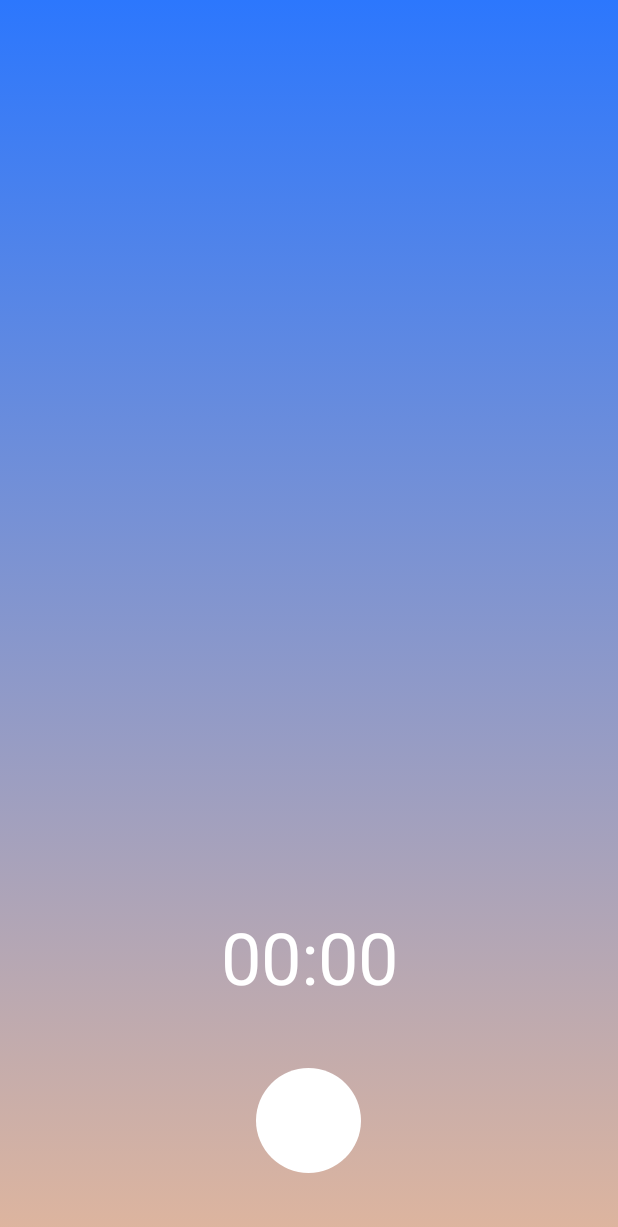
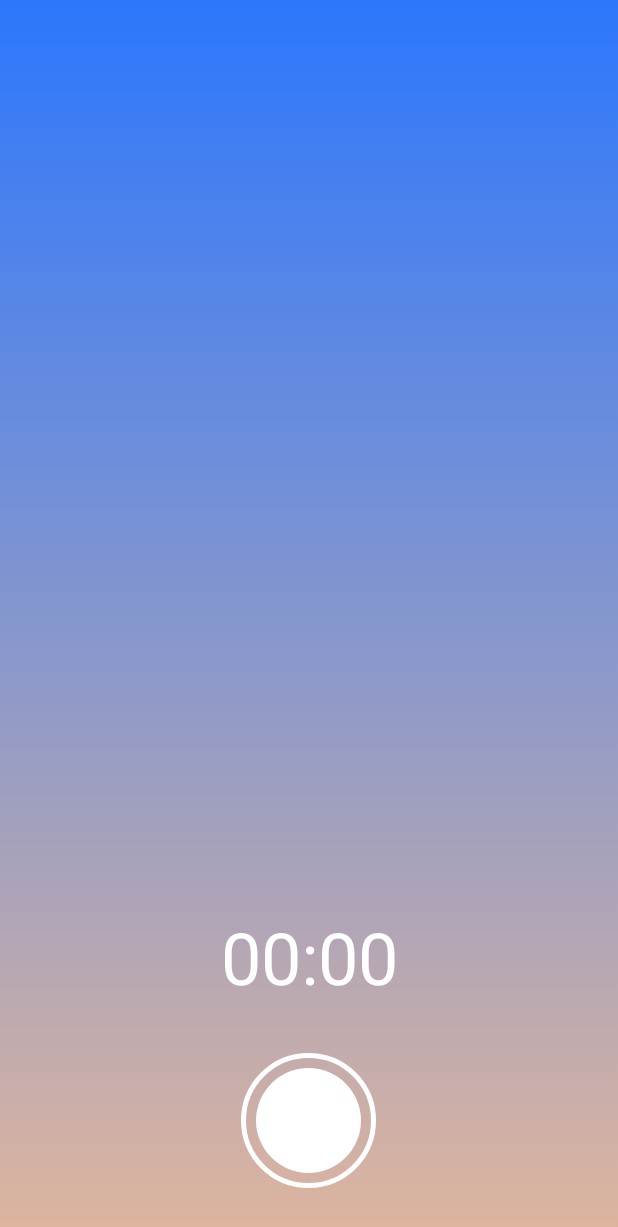
Before and after one commit to BenSchZA/android-kotlin-alarm-clock, an Android app: the layout content_new_audio.xml on its own in the app's theme, with its tools: preview values and no code run, on a phone screen of 412 x 824 dp. Shown: the top 1227 px of the screen. Run offline under Robolectric (Android 15) with nearby library versions, the phone set to English and light mode, and no system bars.

Commit message:
Fix UI and logic issues with alarm create / delete and audio create / delete

```diff
--- a/app/src/main/res/drawable/rooster_listen_audio_circle.xml
+++ b/app/src/main/res/drawable/rooster_listen_audio_circle.xml
@@ -7,6 +7,6 @@
         android:color="@color/white" />
     <solid android:color="@android:color/transparent" />
     <size
-        android:width="40dp"
-        android:height="40dp" />
+        android:width="80dp"
+        android:height="80dp" />
 </shape>
--- /dev/null
+++ b/app/src/main/res/drawable/rooster_record_audio_circle_inner_recording.xml
@@ -0,0 +1,9 @@
+<?xml version="1.0" encoding="utf-8"?>
+
+<shape xmlns:android="http://schemas.android.com/apk/res/android"
+    android:shape="oval">
+    <solid android:color="@android:color/holo_red_light" />
+    <size
+        android:width="70dp"
+        android:height="70dp" />
+</shape>
--- a/app/src/main/res/drawable/rooster_record_audio_circle_inner_selectable.xml
+++ b/app/src/main/res/drawable/rooster_record_audio_circle_inner_selectable.xml
@@ -1,9 +1,9 @@
 <?xml version="1.0" encoding="utf-8"?>
 <selector xmlns:android="http://schemas.android.com/apk/res/android">
 
-    <item android:drawable="@drawable/rooster_record_audio_square_inner" android:state_pressed="true"></item>
+    <item android:drawable="@drawable/rooster_record_audio_circle_inner_recording" android:state_pressed="true"></item>
 
-    <item android:drawable="@drawable/rooster_record_audio_square_inner" android:state_focused="true"></item>
+    <item android:drawable="@drawable/rooster_record_audio_circle_inner_recording" android:state_focused="true"></item>
 
     <item android:drawable="@drawable/rooster_record_audio_circle_inner"></item>
 </selector>
--- a/app/src/main/res/drawable/rooster_record_audio_square_inner.xml
+++ /dev/null
@@ -1,14 +0,0 @@
-<?xml version="1.0" encoding="utf-8"?>
-
-<shape xmlns:android="http://schemas.android.com/apk/res/android"
-    android:shape="rectangle">
-    <solid android:color="@android:color/white" />
-    <corners
-        android:bottomLeftRadius="8dp"
-        android:bottomRightRadius="8dp"
-        android:topLeftRadius="8dp"
-        android:topRightRadius="8dp" />
-    <size
-        android:width="40dp"
-        android:height="40dp" />
-</shape>
--- a/app/src/main/res/layout/content_new_audio.xml
+++ b/app/src/main/res/layout/content_new_audio.xml
@@ -26,53 +26,55 @@
         android:textSize="@dimen/text_huge" />
 
     <RelativeLayout
+        android:id="@+id/new_audio_record_parent"
         android:layout_width="match_parent"
         android:layout_height="wrap_content"
-        android:id="@+id/new_audio_record_parent"
         android:layout_below="@id/new_audio_time"
         android:layout_centerHorizontal="true"
+        android:visibility="visible"
         android:gravity="center_horizontal">
 
-        <!--<FrameLayout
+
+        <FrameLayout
             android:id="@+id/new_audio_circle_outer"
             android:layout_width="wrap_content"
             android:layout_height="wrap_content"
-            android:background="@drawable/rooster_record_audio_circle_outer" />-->
+            android:background="@drawable/rooster_record_audio_circle_outer">
 
-        <ImageView
-            android:layout_width="wrap_content"
-            android:layout_height="wrap_content"
-            android:layout_margin="10dp"
-            android:clickable="true"
-            android:focusable="true"
-            android:id="@+id/new_audio_start_stop"
-            android:background="@drawable/rooster_record_audio_circle_inner_selectable" />
+            <ImageView
+                android:id="@+id/new_audio_start_stop"
+                android:layout_width="wrap_content"
+                android:layout_height="wrap_content"
+                android:layout_margin="10dp"
+                android:background="@drawable/rooster_record_audio_circle_inner_selectable"
+                android:clickable="true"
+                android:focusable="true" />
 
-            <!--/>-->
+        </FrameLayout>
 
 
     </RelativeLayout>
 
 
     <LinearLayout
+        android:id="@+id/new_audio_listen_parent"
         android:layout_width="match_parent"
+        android:layout_height="wrap_content"
+        android:layout_below="@id/new_audio_time"
+        android:gravity="center_horizontal|center_vertical"
+        android:orientation="horizontal"
         android:padding="@dimen/spacing_large"
-        android:orientation="horizontal"
-        android:gravity="center_horizontal|center_vertical"
-        android:layout_below="@id/new_audio_time"
-        android:id="@+id/new_audio_listen_parent"
-        android:visibility="gone"
-        android:layout_height="wrap_content">
+        android:visibility="gone">
 
 
         <ImageView
-            android:layout_width="wrap_content"
+            android:id="@+id/new_audio_delete"
+            android:layout_width="40dp"
+            android:layout_height="40dp"
+            android:layout_marginRight="@dimen/spacing_xxlarge"
             android:background="@drawable/selectable_icon"
-            android:src="@drawable/ic_delete_white_24dp"
             android:clickable="true"
-            android:id="@+id/new_audio_delete"
-            android:layout_marginRight="@dimen/spacing_xxlarge"
-            android:layout_height="wrap_content" />
+            android:src="@drawable/ic_delete_white_24dp" />
 
 
         <RelativeLayout
@@ -86,32 +88,31 @@
                 android:id="@+id/new_audio_listen_circle_outer"
                 android:layout_width="wrap_content"
                 android:layout_height="wrap_content"
-                android:background="@drawable/rooster_listen_audio_circle" />
+                android:background="@drawable/rooster_listen_audio_circle">
 
 
             <ImageView
-                android:layout_width="wrap_content"
-                android:src="@drawable/ic_play_arrow_white_24dp"
+                android:id="@+id/new_audio_listen"
+                android:layout_width="60dp"
+                android:layout_height="60dp"
+                android:layout_margin="10dp"
                 android:clickable="true"
-                android:id="@+id/new_audio_listen"
-                android:layout_marginTop="8dp"
-                android:layout_marginLeft="8dp"
-                android:layout_height="wrap_content" />
+                android:src="@drawable/ic_play_arrow_white_24dp" />
+
+            </FrameLayout>
 
         </RelativeLayout>
 
         <ImageView
-            android:layout_width="wrap_content"
+            android:id="@+id/new_audio_save"
+            android:layout_width="40dp"
+            android:layout_height="40dp"
+            android:layout_marginLeft="@dimen/spacing_xxlarge"
             android:background="@drawable/selectable_icon"
-            android:id="@+id/new_audio_save"
-            android:src="@drawable/ic_check_circle_white_24dp"
-            android:layout_marginLeft="@dimen/spacing_xxlarge"
-            android:layout_height="wrap_content" />
-
+            android:src="@drawable/ic_check_circle_white_24dp" />
 
 
     </LinearLayout>
 
 
-
 </RelativeLayout>
```
Also changed, not shown: app/src/main/java/com/roostermornings/android/activity/MyAlarmsFragmentActivity.java (+11 -35 lines), app/src/main/java/com/roostermornings/android/activity/NewAudioRecordActivity.java (+5 -2 lines), app/src/main/java/com/roostermornings/android/adapter/MyAlarmsListAdapter.java (+46 -8 lines).
